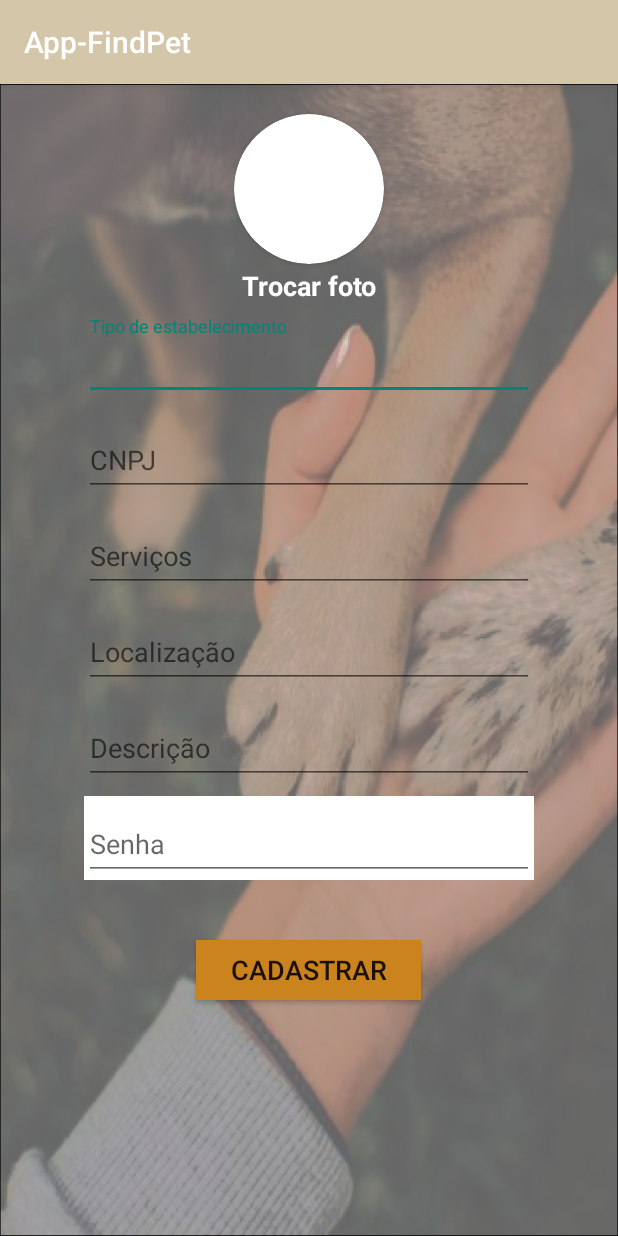
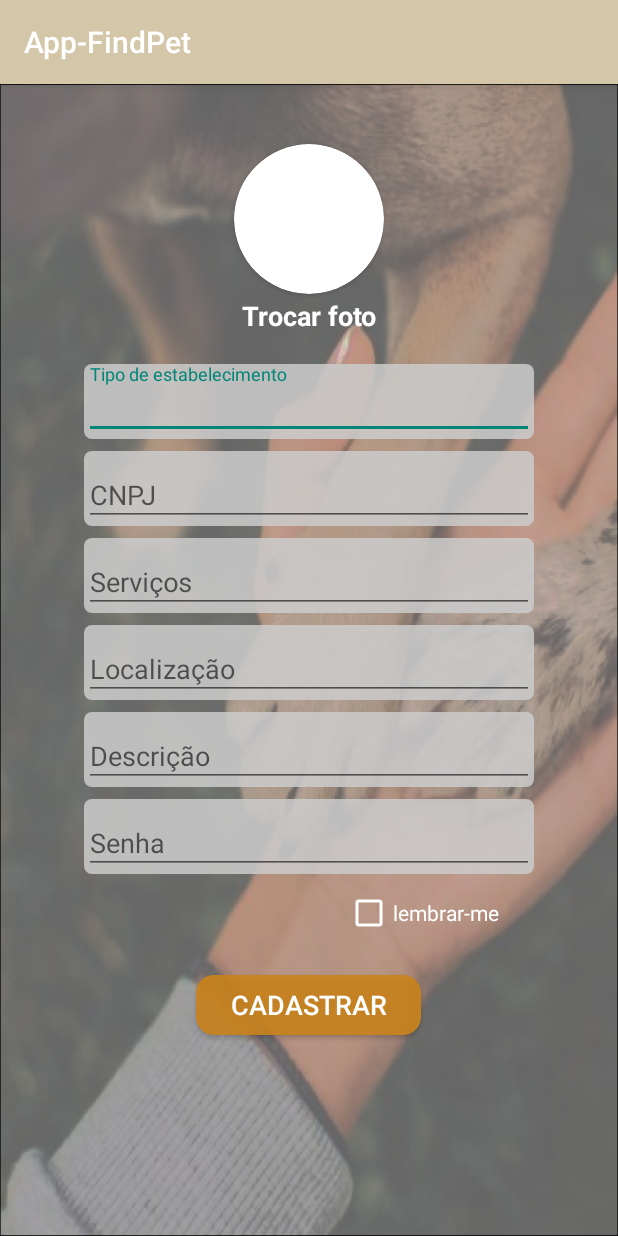
Before and after one commit to moraeszz/FindPet-Mobile, an Android app: the tela_cadastro_instituicoes screen opened directly, with no data from a screen before it, on a phone screen of 412 x 824 dp. Run offline under Robolectric (Android 15) with nearby library versions, the phone set to English and light mode, and no system bars; Roboto replaces fonts that are not available here.

Commit message:
layout tela cadastro instituição pronto

```diff
--- a/app/src/main/java/com/example/app_findpet/MainActivity.kt
+++ b/app/src/main/java/com/example/app_findpet/MainActivity.kt
@@ -2,6 +2,7 @@ package com.example.app_findpet
 
 import androidx.appcompat.app.AppCompatActivity
 import android.os.Bundle
+
 
 class MainActivity : AppCompatActivity() {
     override fun onCreate(savedInstanceState: Bundle?) {
--- a/app/src/main/java/com/example/app_findpet/tela_cadastro_instituicoes.kt
+++ b/app/src/main/java/com/example/app_findpet/tela_cadastro_instituicoes.kt
@@ -1,11 +1,38 @@
 package com.example.app_findpet
 
+import android.content.Intent
+import android.graphics.Bitmap
+import android.graphics.BitmapFactory
 import androidx.appcompat.app.AppCompatActivity
 import android.os.Bundle
+import android.view.View
+import android.widget.CheckBox
+import android.widget.ImageView
 
 class tela_cadastro_instituicoes : AppCompatActivity() {
     override fun onCreate(savedInstanceState: Bundle?) {
         super.onCreate(savedInstanceState)
         setContentView(R.layout.activity_tela_cadastro_instituicoes)
     }
+
+    fun onCheckboxClicked(view: View) {}
 }
+
+//Parte do checkBox
+fun onCheckboxClicked(view: View) {
+    if (view is CheckBox) {
+        val checked: Boolean = view.isChecked
+
+        when (view.id) {
+            R.id.checkbox_meat -> {
+                if (checked) {
+                    // Put some meat on the sandwich
+                } else {
+                    // Remove the meat
+                }
+            }
+        }
+    }
+}
+
+//parte de trocar a imagem
--- /dev/null
+++ b/app/src/main/res/drawable/borda_cinza.xml
@@ -0,0 +1,7 @@
+<?xml version="1.0" encoding="utf-8"?>
+<shape
+    xmlns:android="http://schemas.android.com/apk/res/android"
+    android:shape="rectangle">
+    <solid android:color="@color/cinza" />
+    <corners android:radius="5dp" />
+</shape>
--- /dev/null
+++ b/app/src/main/res/drawable/borda_laranja.xml
@@ -0,0 +1,7 @@
+<?xml version="1.0" encoding="utf-8"?>
+<shape
+    xmlns:android="http://schemas.android.com/apk/res/android"
+    android:shape="rectangle">
+    <solid android:color="@color/laranja" />
+    <corners android:radius="12dp" />
+</shape>
--- /dev/null
+++ b/app/src/main/res/drawable/your_check.xml
@@ -0,0 +1,6 @@
+<?xml version="1.0" encoding="utf-8"?>
+<shape
+    xmlns:android="http://schemas.android.com/apk/res/android"
+    android:shape="rectangle">
+    <solid android:color="@color/white"/>
+</shape>
--- a/app/src/main/res/layout/activity_tela_cadastro_instituicoes.xml
+++ b/app/src/main/res/layout/activity_tela_cadastro_instituicoes.xml
@@ -26,7 +26,7 @@
             android:id="@+id/card_view_profile"
             android:layout_width="100dp"
             android:layout_height="100dp"
-            android:layout_marginTop="20dp"
+            android:layout_marginTop="40dp"
             app:cardCornerRadius="50dp"
             app:layout_constraintEnd_toEndOf="parent"
             app:layout_constraintStart_toStartOf="parent"
@@ -58,10 +58,11 @@
 
         <com.google.android.material.textfield.TextInputLayout
             android:layout_width="300dp"
-            android:layout_height="wrap_content"
-            android:layout_marginTop="8dp"
+            android:layout_height="50dp"
+            android:layout_marginTop="20dp"
             android:hint="Tipo de estabelecimento"
-            android:layout_gravity="center">
+            android:layout_gravity="center"
+            android:background="@drawable/borda_cinza">
 
             <EditText
                 android:id="@+id/et_tipoE"
@@ -74,10 +75,11 @@
 
         <com.google.android.material.textfield.TextInputLayout
             android:layout_width="300dp"
-            android:layout_height="wrap_content"
+            android:layout_height="50dp"
             android:layout_marginTop="8dp"
             android:hint="CNPJ"
-            android:layout_gravity="center">
+            android:layout_gravity="center"
+            android:background="@drawable/borda_cinza">
 
             <EditText
                 android:id="@+id/et_cnpj"
@@ -90,10 +92,11 @@
 
         <com.google.android.material.textfield.TextInputLayout
             android:layout_width="300dp"
-            android:layout_height="wrap_content"
+            android:layout_height="50dp"
             android:layout_marginTop="8dp"
             android:hint="Serviços"
-            android:layout_gravity="center">
+            android:layout_gravity="center"
+            android:background="@drawable/borda_cinza">
 
             <EditText
                 android:id="@+id/et_servicos"
@@ -106,10 +109,11 @@
 
         <com.google.android.material.textfield.TextInputLayout
             android:layout_width="300dp"
-            android:layout_height="wrap_content"
+            android:layout_height="50dp"
             android:layout_marginTop="8dp"
             android:hint="Localização"
-            android:layout_gravity="center">
+            android:layout_gravity="center"
+            android:background="@drawable/borda_cinza">
 
             <EditText
                 android:id="@+id/et_local"
@@ -122,10 +126,11 @@
 
         <com.google.android.material.textfield.TextInputLayout
             android:layout_width="300dp"
-            android:layout_height="wrap_content"
+            android:layout_height="50dp"
             android:layout_marginTop="8dp"
             android:hint="Descrição"
-            android:layout_gravity="center">
+            android:layout_gravity="center"
+            android:background="@drawable/borda_cinza">
 
             <EditText
                 android:id="@+id/et_descricao"
@@ -138,12 +143,11 @@
 
         <com.google.android.material.textfield.TextInputLayout
             android:layout_width="300dp"
-            android:layout_height="wrap_content"
+            android:layout_height="50dp"
             android:layout_marginTop="8dp"
             android:hint="Senha"
             android:layout_gravity="center"
-            android:background="@color/white"
-            >
+            android:background="@drawable/borda_cinza">
 
             <EditText
                 android:id="@+id/et_senha"
@@ -154,18 +158,30 @@
                 android:inputType="textPersonName"/>
         </com.google.android.material.textfield.TextInputLayout>
 
+        <CheckBox android:id="@+id/checkbox_meat"
+            android:layout_width="wrap_content"
+            android:layout_height="wrap_content"
+            android:text="lembrar-me"
+            android:layout_marginTop="10dp"
+            android:onClick="onCheckboxClicked"
+            android:layout_marginLeft="230dp"
+            android:buttonTint="@color/white"
+            android:textColor="@color/white"/>
+
         <Button
             android:id="@+id/botao_cadastroIn"
             android:layout_width="150dp"
             android:layout_height="40dp"
             android:layout_gravity="center"
-            android:layout_marginTop="40dp"
-
-            android:background="@color/laranja"
+            android:layout_marginTop="25dp"
+            android:background="@drawable/borda_laranja"
             android:text="Cadastrar"
+            android:textColor="@color/white"
             android:textSize="18sp">
 
         </Button>
 
+
+
     </LinearLayout>
 </androidx.constraintlayout.widget.ConstraintLayout>
--- a/app/src/main/res/values/colors.xml
+++ b/app/src/main/res/values/colors.xml
@@ -10,6 +10,6 @@
     <color name="marrom">#B38E5500</color>
     <color name="marromClaro">#D4C6A9</color>
     <color name="blue">#147AD6</color>
-    <color name="laranja">#CB831D</color>
-    <color name="cinza">#CCCCCC</color>
+    <color name="laranja">#E8CB831D</color>
+    <color name="cinza">#DACCCCCC</color>
 </resources>
```
